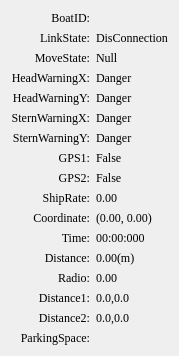
Before: the Qt Designer form ui/uiDisplayData.ui in player39/Docking-Mobile-Terminal, drawn with Qt 5.
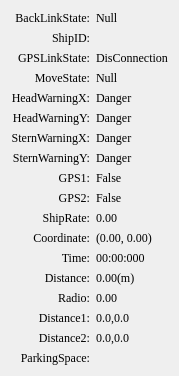
After: the same form once the commit is applied.

What changed in the file:
```diff
--- a/ui/uiDisplayData.ui
+++ b/ui/uiDisplayData.ui
@@ -6,153 +6,30 @@
    <rect>
     <x>0</x>
     <y>0</y>
-    <width>138</width>
+    <width>162</width>
     <height>306</height>
    </rect>
   </property>
+  <property name="maximumSize">
+   <size>
+    <width>280</width>
+    <height>16777215</height>
+   </size>
+  </property>
   <property name="windowTitle">
    <string>uiDisplayData</string>
   </property>
   <layout class="QGridLayout" name="gridLayout_2">
    <item row="0" column="0">
     <layout class="QGridLayout" name="gridLayout">
-     <item row="0" column="1">
-      <widget class="QLabel" name="label_2">
-       <property name="font">
-        <font>
-         <family>Times New Roman</family>
-        </font>
-       </property>
-       <property name="text">
-        <string/>
-       </property>
-      </widget>
-     </item>
-     <item row="0" column="0">
-      <widget class="QLabel" name="label">
-       <property name="font">
-        <font>
-         <family>Times New Roman</family>
-        </font>
-       </property>
-       <property name="text">
-        <string>BoatID:</string>
-       </property>
-       <property name="alignment">
-        <set>Qt::AlignRight|Qt::AlignTrailing|Qt::AlignVCenter</set>
-       </property>
-      </widget>
-     </item>
-     <item row="11" column="0">
-      <widget class="QLabel" name="label_21">
-       <property name="font">
-        <font>
-         <family>Times New Roman</family>
-        </font>
-       </property>
-       <property name="text">
-        <string>Time:</string>
-       </property>
-       <property name="alignment">
-        <set>Qt::AlignRight|Qt::AlignTrailing|Qt::AlignVCenter</set>
-       </property>
-      </widget>
-     </item>
-     <item row="1" column="1">
-      <widget class="QLabel" name="label_4">
-       <property name="font">
-        <font>
-         <family>Times New Roman</family>
-        </font>
-       </property>
-       <property name="text">
-        <string>DisConnection</string>
-       </property>
-      </widget>
-     </item>
-     <item row="1" column="0">
-      <widget class="QLabel" name="label_3">
-       <property name="font">
-        <font>
-         <family>Times New Roman</family>
-        </font>
-       </property>
-       <property name="text">
-        <string>LinkState:</string>
-       </property>
-       <property name="alignment">
-        <set>Qt::AlignRight|Qt::AlignTrailing|Qt::AlignVCenter</set>
-       </property>
-      </widget>
-     </item>
-     <item row="2" column="1">
-      <widget class="QLabel" name="label_6">
-       <property name="font">
-        <font>
-         <family>Times New Roman</family>
-        </font>
-       </property>
-       <property name="text">
-        <string>Null</string>
-       </property>
-      </widget>
-     </item>
-     <item row="3" column="1">
-      <widget class="QLabel" name="label_8">
-       <property name="font">
-        <font>
-         <family>Times New Roman</family>
-        </font>
-       </property>
-       <property name="text">
-        <string>Danger</string>
-       </property>
-      </widget>
-     </item>
-     <item row="13" column="0">
-      <widget class="QLabel" name="label_23">
-       <property name="font">
-        <font>
-         <family>Times New Roman</family>
-        </font>
-       </property>
-       <property name="text">
-        <string>Radio:</string>
-       </property>
-       <property name="alignment">
-        <set>Qt::AlignRight|Qt::AlignTrailing|Qt::AlignVCenter</set>
-       </property>
-      </widget>
-     </item>
-     <item row="2" column="0">
-      <widget class="QLabel" name="label_5">
-       <property name="font">
-        <font>
-         <family>Times New Roman</family>
-        </font>
-       </property>
-       <property name="text">
-        <string>MoveState:</string>
-       </property>
-       <property name="alignment">
-        <set>Qt::AlignRight|Qt::AlignTrailing|Qt::AlignVCenter</set>
-       </property>
-      </widget>
-     </item>
-     <item row="4" column="1">
-      <widget class="QLabel" name="label_10">
-       <property name="font">
-        <font>
-         <family>Times New Roman</family>
-        </font>
-       </property>
-       <property name="text">
-        <string>Danger</string>
-       </property>
-      </widget>
-     </item>
-     <item row="4" column="0">
+     <item row="5" column="0">
       <widget class="QLabel" name="label_9">
+       <property name="maximumSize">
+        <size>
+         <width>140</width>
+         <height>16777215</height>
+        </size>
+       </property>
        <property name="font">
         <font>
          <family>Times New Roman</family>
@@ -166,38 +43,14 @@
        </property>
       </widget>
      </item>
-     <item row="5" column="0">
-      <widget class="QLabel" name="label_11">
-       <property name="font">
-        <font>
-         <family>Times New Roman</family>
-        </font>
-       </property>
-       <property name="text">
-        <string>SternWarningX:</string>
-       </property>
-       <property name="alignment">
-        <set>Qt::AlignRight|Qt::AlignTrailing|Qt::AlignVCenter</set>
-       </property>
-      </widget>
-     </item>
-     <item row="12" column="0">
-      <widget class="QLabel" name="label_22">
-       <property name="font">
-        <font>
-         <family>Times New Roman</family>
-        </font>
-       </property>
-       <property name="text">
-        <string>Distance:</string>
-       </property>
-       <property name="alignment">
-        <set>Qt::AlignRight|Qt::AlignTrailing|Qt::AlignVCenter</set>
-       </property>
-      </widget>
-     </item>
-     <item row="3" column="0">
+     <item row="4" column="0">
       <widget class="QLabel" name="label_7">
+       <property name="maximumSize">
+        <size>
+         <width>140</width>
+         <height>16777215</height>
+        </size>
+       </property>
        <property name="font">
         <font>
          <family>Times New Roman</family>
@@ -211,8 +64,53 @@
        </property>
       </widget>
      </item>
+     <item row="12" column="1">
+      <widget class="QLabel" name="label_Time">
+       <property name="maximumSize">
+        <size>
+         <width>140</width>
+         <height>16777215</height>
+        </size>
+       </property>
+       <property name="font">
+        <font>
+         <family>Times New Roman</family>
+        </font>
+       </property>
+       <property name="text">
+        <string>00:00:000</string>
+       </property>
+      </widget>
+     </item>
+     <item row="3" column="0">
+      <widget class="QLabel" name="label_5">
+       <property name="maximumSize">
+        <size>
+         <width>140</width>
+         <height>16777215</height>
+        </size>
+       </property>
+       <property name="font">
+        <font>
+         <family>Times New Roman</family>
+        </font>
+       </property>
+       <property name="text">
+        <string>MoveState:</string>
+       </property>
+       <property name="alignment">
+        <set>Qt::AlignRight|Qt::AlignTrailing|Qt::AlignVCenter</set>
+       </property>
+      </widget>
+     </item>
      <item row="5" column="1">
-      <widget class="QLabel" name="label_12">
+      <widget class="QLabel" name="label_HeadWarningY">
+       <property name="maximumSize">
+        <size>
+         <width>140</width>
+         <height>16777215</height>
+        </size>
+       </property>
        <property name="font">
         <font>
          <family>Times New Roman</family>
@@ -224,7 +122,52 @@
       </widget>
      </item>
      <item row="10" column="0">
+      <widget class="QLabel" name="label_19">
+       <property name="maximumSize">
+        <size>
+         <width>140</width>
+         <height>16777215</height>
+        </size>
+       </property>
+       <property name="font">
+        <font>
+         <family>Times New Roman</family>
+        </font>
+       </property>
+       <property name="text">
+        <string>ShipRate:</string>
+       </property>
+       <property name="alignment">
+        <set>Qt::AlignRight|Qt::AlignTrailing|Qt::AlignVCenter</set>
+       </property>
+      </widget>
+     </item>
+     <item row="11" column="1">
+      <widget class="QLabel" name="label_Coordinate">
+       <property name="maximumSize">
+        <size>
+         <width>140</width>
+         <height>16777215</height>
+        </size>
+       </property>
+       <property name="font">
+        <font>
+         <family>Times New Roman</family>
+        </font>
+       </property>
+       <property name="text">
+        <string>(0.00, 0.00)</string>
+       </property>
+      </widget>
+     </item>
+     <item row="11" column="0">
       <widget class="QLabel" name="label_20">
+       <property name="maximumSize">
+        <size>
+         <width>140</width>
+         <height>16777215</height>
+        </size>
+       </property>
        <property name="font">
         <font>
          <family>Times New Roman</family>
@@ -238,35 +181,32 @@
        </property>
       </widget>
      </item>
-     <item row="7" column="1">
-      <widget class="QLabel" name="label_16">
+     <item row="13" column="1">
+      <widget class="QLabel" name="label_Distance">
+       <property name="maximumSize">
+        <size>
+         <width>140</width>
+         <height>16777215</height>
+        </size>
+       </property>
        <property name="font">
         <font>
          <family>Times New Roman</family>
         </font>
        </property>
        <property name="text">
-        <string>False</string>
+        <string>0.00(m)</string>
        </property>
       </widget>
      </item>
      <item row="15" column="0">
-      <widget class="QLabel" name="label_25">
-       <property name="font">
-        <font>
-         <family>Times New Roman</family>
-        </font>
-       </property>
-       <property name="text">
-        <string>Distance2:</string>
-       </property>
-       <property name="alignment">
-        <set>Qt::AlignRight|Qt::AlignTrailing|Qt::AlignVCenter</set>
-       </property>
-      </widget>
-     </item>
-     <item row="14" column="0">
       <widget class="QLabel" name="label_24">
+       <property name="maximumSize">
+        <size>
+         <width>140</width>
+         <height>16777215</height>
+        </size>
+       </property>
        <property name="font">
         <font>
          <family>Times New Roman</family>
@@ -280,23 +220,32 @@
        </property>
       </widget>
      </item>
-     <item row="7" column="0">
-      <widget class="QLabel" name="label_15">
+     <item row="4" column="1">
+      <widget class="QLabel" name="label_HeadWarningX">
+       <property name="maximumSize">
+        <size>
+         <width>140</width>
+         <height>16777215</height>
+        </size>
+       </property>
        <property name="font">
         <font>
          <family>Times New Roman</family>
         </font>
        </property>
        <property name="text">
-        <string>GPS1:</string>
-       </property>
-       <property name="alignment">
-        <set>Qt::AlignRight|Qt::AlignTrailing|Qt::AlignVCenter</set>
+        <string>Danger</string>
        </property>
       </widget>
      </item>
-     <item row="8" column="0">
+     <item row="9" column="0">
       <widget class="QLabel" name="label_17">
+       <property name="maximumSize">
+        <size>
+         <width>140</width>
+         <height>16777215</height>
+        </size>
+       </property>
        <property name="font">
         <font>
          <family>Times New Roman</family>
@@ -310,27 +259,42 @@
        </property>
       </widget>
      </item>
-     <item row="6" column="1">
-      <widget class="QLabel" name="label_14">
-       <property name="font">
-        <font>
-         <family>Times New Roman</family>
-        </font>
-       </property>
-       <property name="text">
-        <string>Danger</string>
-       </property>
-      </widget>
-     </item>
      <item row="6" column="0">
-      <widget class="QLabel" name="label_13">
+      <widget class="QLabel" name="label_11">
+       <property name="maximumSize">
+        <size>
+         <width>140</width>
+         <height>16777215</height>
+        </size>
+       </property>
        <property name="font">
         <font>
          <family>Times New Roman</family>
         </font>
        </property>
        <property name="text">
-        <string>SternWarningY:</string>
+        <string>SternWarningX:</string>
+       </property>
+       <property name="alignment">
+        <set>Qt::AlignRight|Qt::AlignTrailing|Qt::AlignVCenter</set>
+       </property>
+      </widget>
+     </item>
+     <item row="2" column="0">
+      <widget class="QLabel" name="label_3">
+       <property name="maximumSize">
+        <size>
+         <width>140</width>
+         <height>16777215</height>
+        </size>
+       </property>
+       <property name="font">
+        <font>
+         <family>Times New Roman</family>
+        </font>
+       </property>
+       <property name="text">
+        <string>GPSLinkState:</string>
        </property>
        <property name="alignment">
         <set>Qt::AlignRight|Qt::AlignTrailing|Qt::AlignVCenter</set>
@@ -338,7 +302,13 @@
       </widget>
      </item>
      <item row="8" column="1">
-      <widget class="QLabel" name="label_18">
+      <widget class="QLabel" name="label_GPS1">
+       <property name="maximumSize">
+        <size>
+         <width>140</width>
+         <height>16777215</height>
+        </size>
+       </property>
        <property name="font">
         <font>
          <family>Times New Roman</family>
@@ -349,23 +319,224 @@
        </property>
       </widget>
      </item>
-     <item row="9" column="0">
-      <widget class="QLabel" name="label_19">
+     <item row="7" column="1">
+      <widget class="QLabel" name="label_SternWarningY">
+       <property name="maximumSize">
+        <size>
+         <width>140</width>
+         <height>16777215</height>
+        </size>
+       </property>
        <property name="font">
         <font>
          <family>Times New Roman</family>
         </font>
        </property>
        <property name="text">
-        <string>ShipRate:</string>
+        <string>Danger</string>
        </property>
+      </widget>
+     </item>
+     <item row="14" column="0">
+      <widget class="QLabel" name="label_23">
+       <property name="maximumSize">
+        <size>
+         <width>140</width>
+         <height>16777215</height>
+        </size>
+       </property>
+       <property name="font">
+        <font>
+         <family>Times New Roman</family>
+        </font>
+       </property>
+       <property name="text">
+        <string>Radio:</string>
+       </property>
        <property name="alignment">
         <set>Qt::AlignRight|Qt::AlignTrailing|Qt::AlignVCenter</set>
        </property>
       </widget>
      </item>
+     <item row="14" column="1">
+      <widget class="QLabel" name="label_Radio">
+       <property name="maximumSize">
+        <size>
+         <width>140</width>
+         <height>16777215</height>
+        </size>
+       </property>
+       <property name="font">
+        <font>
+         <family>Times New Roman</family>
+        </font>
+       </property>
+       <property name="text">
+        <string>0.00</string>
+       </property>
+      </widget>
+     </item>
+     <item row="15" column="1">
+      <widget class="QLabel" name="label_Distance1">
+       <property name="maximumSize">
+        <size>
+         <width>140</width>
+         <height>16777215</height>
+        </size>
+       </property>
+       <property name="font">
+        <font>
+         <family>Times New Roman</family>
+        </font>
+       </property>
+       <property name="text">
+        <string>0.0,0.0</string>
+       </property>
+      </widget>
+     </item>
+     <item row="16" column="1">
+      <widget class="QLabel" name="label_Distance2">
+       <property name="maximumSize">
+        <size>
+         <width>140</width>
+         <height>16777215</height>
+        </size>
+       </property>
+       <property name="font">
+        <font>
+         <family>Times New Roman</family>
+        </font>
+       </property>
+       <property name="text">
+        <string>0.0,0.0</string>
+       </property>
+      </widget>
+     </item>
+     <item row="6" column="1">
+      <widget class="QLabel" name="label_SternWarningX">
+       <property name="maximumSize">
+        <size>
+         <width>140</width>
+         <height>16777215</height>
+        </size>
+       </property>
+       <property name="font">
+        <font>
+         <family>Times New Roman</family>
+        </font>
+       </property>
+       <property name="text">
+        <string>Danger</string>
+       </property>
+      </widget>
+     </item>
+     <item row="8" column="0">
+      <widget class="QLabel" name="label_15">
+       <property name="maximumSize">
+        <size>
+         <width>140</width>
+         <height>16777215</height>
+        </size>
+       </property>
+       <property name="font">
+        <font>
+         <family>Times New Roman</family>
+        </font>
+       </property>
+       <property name="text">
+        <string>GPS1:</string>
+       </property>
+       <property name="alignment">
+        <set>Qt::AlignRight|Qt::AlignTrailing|Qt::AlignVCenter</set>
+       </property>
+      </widget>
+     </item>
+     <item row="13" column="0">
+      <widget class="QLabel" name="label_22">
+       <property name="maximumSize">
+        <size>
+         <width>140</width>
+         <height>16777215</height>
+        </size>
+       </property>
+       <property name="font">
+        <font>
+         <family>Times New Roman</family>
+        </font>
+       </property>
+       <property name="text">
+        <string>Distance:</string>
+       </property>
+       <property name="alignment">
+        <set>Qt::AlignRight|Qt::AlignTrailing|Qt::AlignVCenter</set>
+       </property>
+      </widget>
+     </item>
+     <item row="3" column="1">
+      <widget class="QLabel" name="label_MoveState">
+       <property name="maximumSize">
+        <size>
+         <width>140</width>
+         <height>16777215</height>
+        </size>
+       </property>
+       <property name="font">
+        <font>
+         <family>Times New Roman</family>
+        </font>
+       </property>
+       <property name="text">
+        <string>Null</string>
+       </property>
+      </widget>
+     </item>
      <item row="16" column="0">
+      <widget class="QLabel" name="label_25">
+       <property name="maximumSize">
+        <size>
+         <width>140</width>
+         <height>16777215</height>
+        </size>
+       </property>
+       <property name="font">
+        <font>
+         <family>Times New Roman</family>
+        </font>
+       </property>
+       <property name="text">
+        <string>Distance2:</string>
+       </property>
+       <property name="alignment">
+        <set>Qt::AlignRight|Qt::AlignTrailing|Qt::AlignVCenter</set>
+       </property>
+      </widget>
+     </item>
+     <item row="9" column="1">
+      <widget class="QLabel" name="label_GPS2">
+       <property name="maximumSize">
+        <size>
+         <width>140</width>
+         <height>16777215</height>
+        </size>
+       </property>
+       <property name="font">
+        <font>
+         <family>Times New Roman</family>
+        </font>
+       </property>
+       <property name="text">
+        <string>False</string>
+       </property>
+      </widget>
+     </item>
+     <item row="17" column="0">
       <widget class="QLabel" name="label_26">
+       <property name="maximumSize">
+        <size>
+         <width>140</width>
+         <height>16777215</height>
+        </size>
+       </property>
        <property name="font">
         <font>
          <family>Times New Roman</family>
@@ -379,56 +550,14 @@
        </property>
       </widget>
      </item>
-     <item row="9" column="1">
-      <widget class="QLabel" name="label_27">
-       <property name="font">
-        <font>
-         <family>Times New Roman</family>
-        </font>
-       </property>
-       <property name="text">
-        <string>0.00</string>
-       </property>
-      </widget>
-     </item>
      <item row="10" column="1">
-      <widget class="QLabel" name="label_28">
-       <property name="font">
-        <font>
-         <family>Times New Roman</family>
-        </font>
+      <widget class="QLabel" name="label_ShipRate">
+       <property name="maximumSize">
+        <size>
+         <width>140</width>
+         <height>16777215</height>
+        </size>
        </property>
-       <property name="text">
-        <string>(0.00, 0.00)</string>
-       </property>
-      </widget>
-     </item>
-     <item row="11" column="1">
-      <widget class="QLabel" name="label_29">
-       <property name="font">
-        <font>
-         <family>Times New Roman</family>
-        </font>
-       </property>
-       <property name="text">
-        <string>00:00:000</string>
-       </property>
-      </widget>
-     </item>
-     <item row="12" column="1">
-      <widget class="QLabel" name="label_30">
-       <property name="font">
-        <font>
-         <family>Times New Roman</family>
-        </font>
-       </property>
-       <property name="text">
-        <string>0.00(m)</string>
-       </property>
-      </widget>
-     </item>
-     <item row="13" column="1">
-      <widget class="QLabel" name="label_31">
        <property name="font">
         <font>
          <family>Times New Roman</family>
@@ -439,32 +568,14 @@
        </property>
       </widget>
      </item>
-     <item row="14" column="1">
-      <widget class="QLabel" name="label_32">
-       <property name="font">
-        <font>
-         <family>Times New Roman</family>
-        </font>
-       </property>
-       <property name="text">
-        <string>0.0,0.0</string>
-       </property>
-      </widget>
-     </item>
-     <item row="15" column="1">
-      <widget class="QLabel" name="label_33">
-       <property name="font">
-        <font>
-         <family>Times New Roman</family>
-        </font>
-       </property>
-       <property name="text">
-        <string>0.0,0.0</string>
-       </property>
-      </widget>
-     </item>
-     <item row="16" column="1">
+     <item row="17" column="1">
       <widget class="QLabel" name="label_34">
+       <property name="maximumSize">
+        <size>
+         <width>140</width>
+         <height>16777215</height>
+        </size>
+       </property>
        <property name="font">
         <font>
          <family>Times New Roman</family>
@@ -475,6 +586,144 @@
        </property>
       </widget>
      </item>
+     <item row="7" column="0">
+      <widget class="QLabel" name="label_13">
+       <property name="maximumSize">
+        <size>
+         <width>140</width>
+         <height>16777215</height>
+        </size>
+       </property>
+       <property name="font">
+        <font>
+         <family>Times New Roman</family>
+        </font>
+       </property>
+       <property name="text">
+        <string>SternWarningY:</string>
+       </property>
+       <property name="alignment">
+        <set>Qt::AlignRight|Qt::AlignTrailing|Qt::AlignVCenter</set>
+       </property>
+      </widget>
+     </item>
+     <item row="1" column="0">
+      <widget class="QLabel" name="label">
+       <property name="maximumSize">
+        <size>
+         <width>140</width>
+         <height>16777215</height>
+        </size>
+       </property>
+       <property name="font">
+        <font>
+         <family>Times New Roman</family>
+        </font>
+       </property>
+       <property name="text">
+        <string>ShipID:</string>
+       </property>
+       <property name="alignment">
+        <set>Qt::AlignRight|Qt::AlignTrailing|Qt::AlignVCenter</set>
+       </property>
+      </widget>
+     </item>
+     <item row="12" column="0">
+      <widget class="QLabel" name="label_21">
+       <property name="maximumSize">
+        <size>
+         <width>140</width>
+         <height>16777215</height>
+        </size>
+       </property>
+       <property name="font">
+        <font>
+         <family>Times New Roman</family>
+        </font>
+       </property>
+       <property name="text">
+        <string>Time:</string>
+       </property>
+       <property name="alignment">
+        <set>Qt::AlignRight|Qt::AlignTrailing|Qt::AlignVCenter</set>
+       </property>
+      </widget>
+     </item>
+     <item row="1" column="1">
+      <widget class="QLabel" name="label_ShipID">
+       <property name="maximumSize">
+        <size>
+         <width>140</width>
+         <height>16777215</height>
+        </size>
+       </property>
+       <property name="font">
+        <font>
+         <family>Times New Roman</family>
+        </font>
+       </property>
+       <property name="text">
+        <string/>
+       </property>
+      </widget>
+     </item>
+     <item row="2" column="1">
+      <widget class="QLabel" name="label_GPSLinkState">
+       <property name="maximumSize">
+        <size>
+         <width>140</width>
+         <height>16777215</height>
+        </size>
+       </property>
+       <property name="font">
+        <font>
+         <family>Times New Roman</family>
+        </font>
+       </property>
+       <property name="text">
+        <string>DisConnection</string>
+       </property>
+      </widget>
+     </item>
+     <item row="0" column="0">
+      <widget class="QLabel" name="label_35">
+       <property name="maximumSize">
+        <size>
+         <width>140</width>
+         <height>16777215</height>
+        </size>
+       </property>
+       <property name="font">
+        <font>
+         <family>Times New Roman</family>
+        </font>
+       </property>
+       <property name="text">
+        <string>BackLinkState:</string>
+       </property>
+       <property name="alignment">
+        <set>Qt::AlignRight|Qt::AlignTrailing|Qt::AlignVCenter</set>
+       </property>
+      </widget>
+     </item>
+     <item row="0" column="1">
+      <widget class="QLabel" name="label_BakcLinkState">
+       <property name="maximumSize">
+        <size>
+         <width>140</width>
+         <height>16777215</height>
+        </size>
+       </property>
+       <property name="font">
+        <font>
+         <family>Times New Roman</family>
+        </font>
+       </property>
+       <property name="text">
+        <string>Null</string>
+       </property>
+      </widget>
+     </item>
     </layout>
    </item>
   </layout>
```
